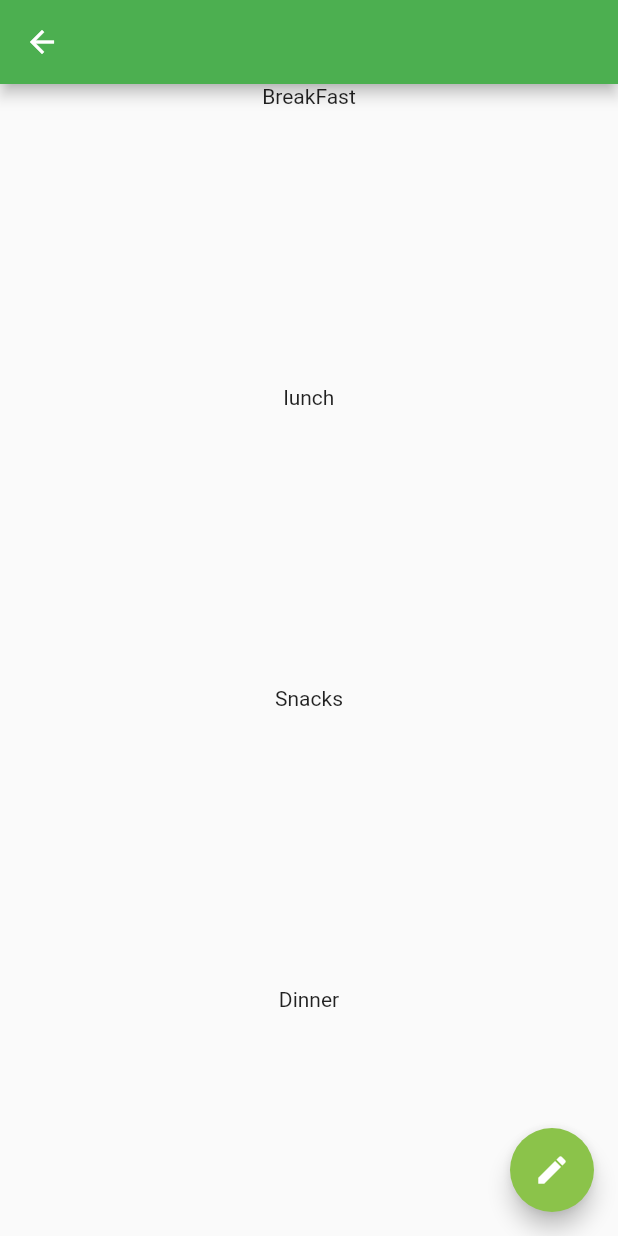
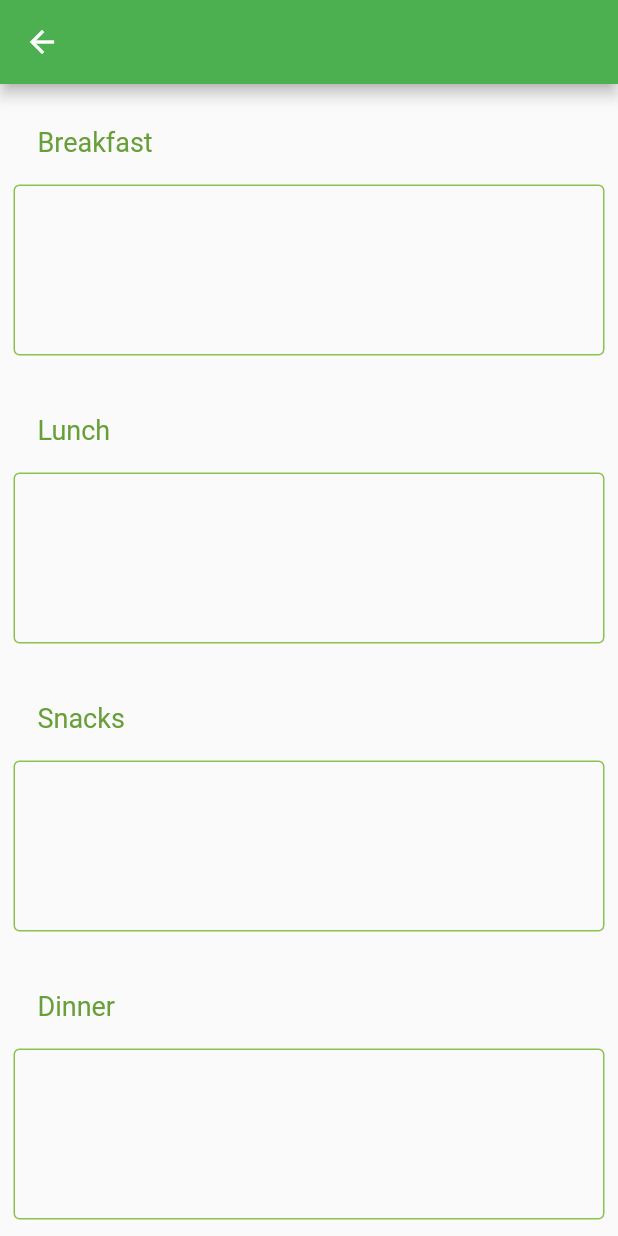
Before and after one commit to Kushal-Ajay-Shah/Kitchen_Mate, a Flutter app: the ShowMyMeal screen opened directly with empty values, on a phone screen of 412 x 824 dp. Run offline on Flutter 3.47's test engine with Material 2 defaults, Android fonts, the phone set to English and light mode, and no system bars; our stand-ins replace animated_text_kit, cloud_firestore, firebase_auth, flutter_spinkit, modal_progress_hud; accounts and stored records are empty.

Commit message:
Template for a day ready

```diff
--- a/kitchen_mate/lib/screens/days_of_week.dart
+++ b/kitchen_mate/lib/screens/days_of_week.dart
@@ -3,7 +3,7 @@ import 'package:flutter/material.dart';
 import 'package:intl/intl.dart';
 import 'package:kitchen_mate/models/meals_user.dart';
 import 'package:kitchen_mate/services/meals_service.dart';
-import 'package:kitchen_mate/the_meal.dart';
+import 'package:kitchen_mate/screens/the_meal.dart';
 
 class WeekDays extends StatefulWidget {
   static const String id = 'days_of_week';
--- /dev/null
+++ b/kitchen_mate/lib/screens/the_meal.dart
@@ -0,0 +1,207 @@
+import 'package:cloud_firestore/cloud_firestore.dart';
+import 'package:flutter/material.dart';
+
+import '../models/meals_user.dart';
+
+class ShowMyMeal extends StatefulWidget {
+  final Meal meal;
+  @override
+  _ShowMyMealState createState() => _ShowMyMealState();
+  ShowMyMeal(this.meal);
+}
+
+class _ShowMyMealState extends State<ShowMyMeal> {
+  bool edit = false;
+  final TextEditingController breakfast = TextEditingController();
+  final TextEditingController lunch = TextEditingController();
+  final TextEditingController snacks = TextEditingController();
+  final TextEditingController dinner = TextEditingController();
+  @override
+  Widget build(BuildContext context) {
+    final appBar = AppBar(
+      title: Column(children: <Widget>[
+        ListTile(
+          title: Expanded(
+              child: Text(
+            widget.meal.weekName,
+            style: TextStyle(color: Colors.white),
+          )),
+          subtitle: Text(
+            widget.meal.day,
+            style: TextStyle(color: Colors.white),
+          ),
+          trailing: Text(widget.meal.date),
+        )
+      ]),
+    );
+    return Scaffold(
+        appBar: appBar,
+        body: StreamBuilder<DocumentSnapshot>(builder: (context, snapshot) {
+          return Container(
+            alignment: Alignment.center,
+            child: SingleChildScrollView(
+              child: Column(
+                children: [
+                  Container(
+                    margin: EdgeInsets.fromLTRB(9, 0, 9, 0),
+                    alignment: Alignment.center,
+                    height: (MediaQuery.of(context).size.height -
+                            appBar.preferredSize.height -
+                            MediaQuery.of(context).padding.top) *
+                        0.25,
+                    child: SingleChildScrollView(
+                      child: Column(
+                        children: <Widget>[
+                          ListTile(
+                            title: Text(
+                              'Breakfast',
+                              style: TextStyle(
+                                fontSize: 18,
+                                color: Colors.lightGreen[700],
+                              ),
+                            ),
+                          ),
+                          TextFormField(
+                            keyboardType: TextInputType.multiline,
+                            maxLines: 5,
+                            controller: breakfast,
+                            style: TextStyle(fontSize: 15),
+                            cursorColor: Colors.lightGreen,
+                            decoration: InputDecoration(
+                                contentPadding:
+                                    EdgeInsets.fromLTRB(8.0, 12.0, 8.0, 12.0),
+                                enabledBorder: OutlineInputBorder(
+                                  borderSide:
+                                      new BorderSide(color: Colors.lightGreen),
+                                ),
+                                border: OutlineInputBorder(
+                                    borderRadius: BorderRadius.circular(5))),
+                          ),
+                        ],
+                      ),
+                    ),
+                  ),
+                  Container(
+                    margin: EdgeInsets.fromLTRB(9, 0, 9, 0),
+                    alignment: Alignment.center,
+                    height: (MediaQuery.of(context).size.height -
+                            appBar.preferredSize.height -
+                            MediaQuery.of(context).padding.top) *
+                        0.25,
+                    child: SingleChildScrollView(
+                      child: Column(
+                        children: <Widget>[
+                          ListTile(
+                            title: Text(
+                              'Lunch',
+                              style: TextStyle(
+                                fontSize: 18,
+                                color: Colors.lightGreen[700],
+                              ),
+                            ),
+                          ),
+                          TextFormField(
+                            keyboardType: TextInputType.multiline,
+                            maxLines: 5,
+                            controller: lunch,
+                            style: TextStyle(fontSize: 15),
+                            cursorColor: Colors.lightGreen,
+                            decoration: InputDecoration(
+                                contentPadding:
+                                    EdgeInsets.fromLTRB(8.0, 12.0, 8.0, 12.0),
+                                enabledBorder: OutlineInputBorder(
+                                  borderSide:
+                                      new BorderSide(color: Colors.lightGreen),
+                                ),
+                                border: OutlineInputBorder(
+                                    borderRadius: BorderRadius.circular(5))),
+                          ),
+                        ],
+                      ),
+                    ),
+                  ),
+                  Container(
+                    margin: EdgeInsets.fromLTRB(9, 0, 9, 0),
+                    alignment: Alignment.center,
+                    height: (MediaQuery.of(context).size.height -
+                            appBar.preferredSize.height -
+                            MediaQuery.of(context).padding.top) *
+                        0.25,
+                    child: SingleChildScrollView(
+                      child: Column(
+                        children: <Widget>[
+                          ListTile(
+                            title: Text(
+                              'Snacks',
+                              style: TextStyle(
+                                fontSize: 18,
+                                color: Colors.lightGreen[700],
+                              ),
+                            ),
+                          ),
+                          TextFormField(
+                            keyboardType: TextInputType.multiline,
+                            maxLines: 5,
+                            controller: snacks,
+                            style: TextStyle(fontSize: 15),
+                            cursorColor: Colors.lightGreen,
+                            decoration: InputDecoration(
+                                contentPadding:
+                                    EdgeInsets.fromLTRB(8.0, 12.0, 8.0, 12.0),
+                                enabledBorder: OutlineInputBorder(
+                                  borderSide:
+                                      new BorderSide(color: Colors.lightGreen),
+                                ),
+                                border: OutlineInputBorder(
+                                    borderRadius: BorderRadius.circular(5))),
+                          ),
+                        ],
+                      ),
+                    ),
+                  ),
+                  Container(
+                    margin: EdgeInsets.fromLTRB(9, 0, 9, 0),
+                    alignment: Alignment.center,
+                    height: (MediaQuery.of(context).size.height -
+                            appBar.preferredSize.height -
+                            MediaQuery.of(context).padding.top) *
+                        0.25,
+                    child: SingleChildScrollView(
+                      child: Column(
+                        children: <Widget>[
+                          ListTile(
+                            title: Text(
+                              'Dinner',
+                              style: TextStyle(
+                                fontSize: 18,
+                                color: Colors.lightGreen[700],
+                              ),
+                            ),
+                          ),
+                          TextFormField(
+                            keyboardType: TextInputType.multiline,
+                            maxLines: 5,
+                            controller: dinner,
+                            style: TextStyle(fontSize: 15),
+                            cursorColor: Colors.lightGreen,
+                            decoration: InputDecoration(
+                                contentPadding:
+                                    EdgeInsets.fromLTRB(8.0, 12.0, 8.0, 12.0),
+                                enabledBorder: OutlineInputBorder(
+                                  borderSide:
+                                      new BorderSide(color: Colors.lightGreen),
+                                ),
+                                border: OutlineInputBorder(
+                                    borderRadius: BorderRadius.circular(5))),
+                          ),
+                        ],
+                      ),
+                    ),
+                  ),
+                ],
+              ),
+            ),
+          );
+        }));
+  }
+}
--- a/kitchen_mate/lib/the_meal.dart
+++ /dev/null
@@ -1,175 +0,0 @@
-import 'package:cloud_firestore/cloud_firestore.dart';
-import 'package:flutter/material.dart';
-
-import 'models/meals_user.dart';
-
-class ShowMyMeal extends StatefulWidget {
-  final Meal meal;
-  @override
-  _ShowMyMealState createState() => _ShowMyMealState();
-  ShowMyMeal(this.meal);
-}
-
-class _ShowMyMealState extends State<ShowMyMeal> {
-  bool edit = false;
-  String breakfast = '';
-  String lunch = '';
-  String snacks = '';
-  String dinner = '';
-  @override
-  Widget build(BuildContext context) {
-    return Scaffold(
-        appBar: AppBar(
-          title: Column(children: <Widget>[
-            ListTile(
-              title: Expanded(child: Text(widget.meal.weekName)),
-              subtitle: Text(widget.meal.day),
-              trailing: Text(widget.meal.date),
-            )
-          ]),
-          actions: [
-            edit
-                ? IconButton(
-                    icon: Icon(Icons.done, color: Colors.white),
-                    onPressed: () {
-                      setState(() {
-                        edit = false;
-                      });
-                    })
-                : Container()
-          ],
-        ),
-        floatingActionButton: FloatingActionButton(
-          onPressed: () {
-            setState(() {
-              edit = true;
-            });
-          },
-          child: Icon(
-            Icons.edit,
-            color: Colors.white,
-          ),
-        ),
-        body: StreamBuilder<DocumentSnapshot>(builder: (context, snapshot) {
-          return Container(
-            alignment: Alignment.center,
-            child: Column(
-              children: [
-                Container(
-                  alignment: Alignment.center,
-                  height: (MediaQuery.of(context).size.height-21) * 0.25,
-                  // color: Colors.greenAccent,
-                  child: Column(
-                    children: [
-                      Text('BreakFast'),
-                      !edit
-                          ? Text(breakfast)
-                          : TextField(
-                              cursorColor: Colors.lightGreen,
-                              decoration: InputDecoration(
-                                enabledBorder: UnderlineInputBorder(
-                                  borderSide: BorderSide(color: Colors.lime),
-                                ),
-                                focusedBorder: UnderlineInputBorder(
-                                  borderSide: BorderSide(color: Colors.green),
-                                ),
-                              ),
-                              onChanged: (String value) {
-                                setState(() {
-                                  breakfast = value;
-                                });
-                              },
-                            )
-                    ],
-                  ),
-                ),
-                Container(
-                  alignment: Alignment.center,
-                  height: (MediaQuery.of(context).size.height-21) * 0.25,
-
-                  // color: Colors.cyan,
-                  child: Column(
-                    children: [
-                      Text('lunch'),
-                      !edit
-                          ? Text(lunch)
-                          : TextField(
-                              decoration: InputDecoration(
-                                enabledBorder: UnderlineInputBorder(
-                                  borderSide: BorderSide(color: Colors.lime),
-                                ),
-                                focusedBorder: UnderlineInputBorder(
-                                  borderSide: BorderSide(color: Colors.green),
-                                ),
-                              ),
-                              onChanged: (String value) {
-                                setState(() {
-                                  lunch = value;
-                                });
-                              },
-                            )
-                    ],
-                  ),
-                ),
-                Container(
-                  alignment: Alignment.center,
-                  height: (MediaQuery.of(context).size.height-21 )* 0.25,
-
-                  // color: Colors.lime,
-                  child: Column(
-                    children: [
-                      Text('Snacks'),
-                      !edit
-                          ? Text(snacks)
-                          : TextField(
-                              decoration: InputDecoration(
-                                enabledBorder: UnderlineInputBorder(
-                                  borderSide: BorderSide(color: Colors.lime),
-                                ),
-                                focusedBorder: UnderlineInputBorder(
-                                  borderSide: BorderSide(color: Colors.green),
-                                ),
-                              ),
-                              onChanged: (String value) {
-                                setState(() {
-                                  snacks = value;
-                                });
-                              },
-                            )
-                    ],
-                  ),
-                ),
-                Container(
-                  alignment: Alignment.center,
-                  height: (MediaQuery.of(context).size.height-21) * 0.25,
-
-                  // color: Colors.lightGreen,
-                  child: Column(
-                    children: [
-                      Text('Dinner'),
-                      !edit
-                          ? Text(dinner)
-                          : TextField(
-                              decoration: InputDecoration(
-                                enabledBorder: UnderlineInputBorder(
-                                  borderSide: BorderSide(color: Colors.lime),
-                                ),
-                                focusedBorder: UnderlineInputBorder(
-                                  borderSide: BorderSide(color: Colors.green),
-                                ),
-                              ),
-                              onChanged: (String value) {
-                                setState(() {
-                                  dinner = value;
-                                });
-                              },
-                            )
-                    ],
-                  ),
-                ),
-              ],
-            ),
-          );
-        }));
-  }
-}
```
